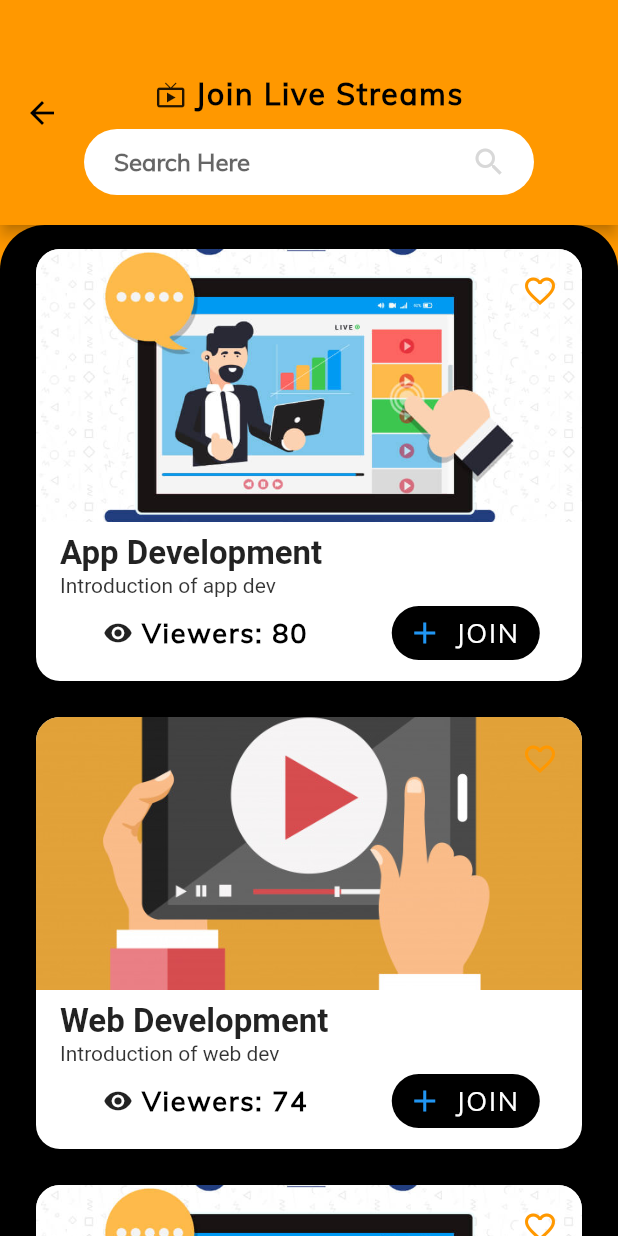
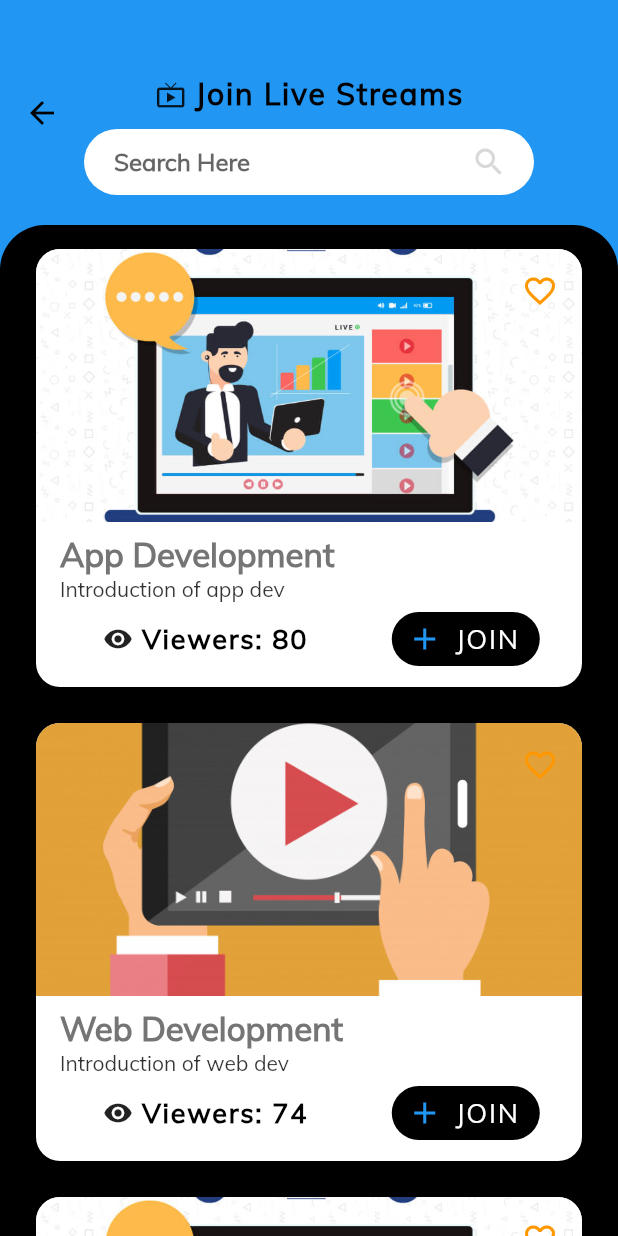
Before and after one commit to Tamim365/online-academy, a Flutter app: the screen it shows after launch, after a tap on "Join a Live Stream", on a phone screen of 412 x 824 dp. Run offline on Flutter 3.47's test engine with Material 2 defaults, Android fonts, the phone set to English and light mode, and no system bars; our stand-ins replace flutter_screenutil, flutter_svg.

```diff
--- a/lib/HomeScreen/homeUi.dart
+++ b/lib/HomeScreen/homeUi.dart
@@ -3,7 +3,10 @@ import 'package:design_course/HomeScreen/ButtonDesign/bouncyButton.dart';
 import 'package:design_course/HomeScreen/categoryListView.dart';
 import 'package:design_course/HomeScreen/popularListView.dart';
 import 'package:design_course/MyClippers/clipPath.dart';
+import 'package:design_course/cart/cart_screen.dart';
+import 'package:design_course/components/coustom_bottom_nav_bar.dart';
 import 'package:design_course/components/default_button.dart';
+import 'package:design_course/enums.dart';
 import 'package:design_course/live_stream/liveStreamScreen.dart';
 import 'package:flutter/material.dart';
 import 'package:flutter/services.dart';
@@ -22,6 +25,9 @@ class HomeUi extends StatelessWidget {
             return Scaffold(
               backgroundColor: AppThemeColors.bgColor,
               body: HomeScreen(),
+              bottomNavigationBar: CustomBottomNavBar(
+                selectedMenu: MenuState.home,
+              ),
             );
           },
         );
@@ -353,10 +359,30 @@ class _HomeScreenState extends State<HomeScreen> {
               alignment: Alignment.topRight,
               child: Padding(
                 padding: const EdgeInsets.all(20),
-                child: Icon(
-                  Icons.shopping_cart_outlined,
-                  color: Colors.orange,
-                  size: 40,
+                child: FlatButton(
+                  child: Icon(
+                    Icons.shopping_cart_outlined,
+                    color: Colors.orange,
+                    size: 40,
+                  ),
+                  onPressed: () {
+                    Navigator.push(
+                        context,
+                        PageRouteBuilder(
+                          transitionDuration: Duration(milliseconds: 400),
+                          transitionsBuilder:
+                              (context, animation, animationTime, child) {
+                            return ScaleTransition(
+                              scale: animation,
+                              alignment: Alignment.topLeft,
+                              child: child,
+                            );
+                          },
+                          pageBuilder: (context, animation, animationTime) {
+                            return CartScreen();
+                          },
+                        ));
+                  },
                 ),
               ),
             ),
--- /dev/null
+++ b/lib/components/coustom_bottom_nav_bar.dart
@@ -0,0 +1,72 @@
+import 'package:flutter/material.dart';
+import 'package:flutter_svg/flutter_svg.dart';
+import 'package:design_course/HomeScreen/homeUi.dart';
+import 'package:design_course/profile/profile_screen.dart';
+
+import '../constants.dart';
+import '../enums.dart';
+
+class CustomBottomNavBar extends StatelessWidget {
+  const CustomBottomNavBar({
+    Key key,
+    @required this.selectedMenu,
+  }) : super(key: key);
+
+  final MenuState selectedMenu;
+
+  @override
+  Widget build(BuildContext context) {
+    final Color inActiveIconColor = Color(0xFFB6B6B6);
+    return Container(
+      padding: EdgeInsets.symmetric(vertical: 14),
+      decoration: BoxDecoration(
+        color: Color.fromRGBO(45, 64, 89, 1),
+        boxShadow: [
+          BoxShadow(
+            offset: Offset(0, -15),
+            blurRadius: 20,
+            color: Color(0xFFDADADA).withOpacity(0.15),
+          ),
+        ],
+        borderRadius: BorderRadius.only(
+          topLeft: Radius.circular(40),
+          topRight: Radius.circular(40),
+        ),
+      ),
+      child: SafeArea(
+          top: false,
+          child: Row(
+            mainAxisAlignment: MainAxisAlignment.spaceAround,
+            children: [
+              IconButton(
+                icon: SvgPicture.asset(
+                  "assets/icons/Shop Icon.svg",
+                  color: MenuState.home == selectedMenu
+                      ? kPrimaryColor
+                      : inActiveIconColor,
+                ),
+                onPressed: () => Navigator.pushNamed(context, HomeUi.routeName),
+              ),
+              IconButton(
+                icon: SvgPicture.asset("assets/icons/Heart Icon.svg"),
+                onPressed: () {},
+              ),
+              IconButton(
+                icon: SvgPicture.asset("assets/icons/Chat bubble Icon.svg"),
+                onPressed: () {},
+              ),
+              IconButton(
+                icon: SvgPicture.asset(
+                  "assets/icons/User Icon.svg",
+                  color: MenuState.profile == selectedMenu
+                      ? kPrimaryColor
+                      : inActiveIconColor,
+                ),
+                onPressed: () =>
+                    Navigator.pushNamed(context, ProfileScreen.routeName),
+              ),
+            ],
+          )),
+    );
+  }
+}
--- a/lib/components/default_button.dart
+++ b/lib/components/default_button.dart
@@ -16,7 +16,7 @@ class DefaultButton extends StatelessWidget {
   Widget build(BuildContext context) {
     return SizedBox(
       width: double.infinity,
-      height: getProportionateScreenHeight(56),
+      height: 56,
       child: FlatButton(
         shape: RoundedRectangleBorder(borderRadius: BorderRadius.circular(20)),
         color: kPrimaryColor,
@@ -24,7 +24,7 @@ class DefaultButton extends StatelessWidget {
         child: Text(
           text,
           style: TextStyle(
-            fontSize: getProportionateScreenWidth(18),
+            fontSize: 18,
             color: Colors.white,
           ),
         ),
--- /dev/null
+++ b/lib/enums.dart
@@ -0,0 +1 @@
+enum MenuState { home, favourite, message, profile }
--- a/lib/live_stream/liveStreamScreen.dart
+++ b/lib/live_stream/liveStreamScreen.dart
@@ -41,10 +41,11 @@ class _LiveStreamScreenState extends State<LiveStreamScreen>
       // color: Colors.orange,
       child: Scaffold(
         appBar: AppBar(
+            shadowColor: Colors.transparent,
             toolbarHeight: 150,
             leading: BackButton(color: Colors.black), // here the desired height
             flexibleSpace: Container(
-              color: Colors.orange,
+              color: Colors.blue,
               padding: EdgeInsets.only(top: 50),
               child: Column(
                 children: <Widget>[
@@ -75,7 +76,7 @@ class _LiveStreamScreenState extends State<LiveStreamScreen>
               ),
             )),
         body: Container(
-          color: Colors.orange,
+          color: Colors.blue,
           child: Container(
             decoration: BoxDecoration(
               color: Colors.black,
--- a/lib/main.dart
+++ b/lib/main.dart
@@ -2,6 +2,7 @@ import 'package:design_course/live_stream/liveStreamScreen.dart';
 import 'package:design_course/routes.dart';
 import 'package:design_course/splash/components/splash_content.dart';
 import 'package:design_course/splash/splash_screen.dart';
+import 'package:design_course/theme.dart';
 import 'package:flutter/cupertino.dart';
 import 'package:flutter/material.dart';
 import 'package:flutter/services.dart';
@@ -19,6 +20,7 @@ class MyApp extends StatelessWidget {
     ]);
     return MaterialApp(
       debugShowCheckedModeBanner: false,
+      theme: theme(),
       initialRoute: HomeUi.routeName,
       routes: routes,
     );
--- a/lib/routes.dart
+++ b/lib/routes.dart
@@ -1,4 +1,6 @@
+import 'package:design_course/cart/cart_screen.dart';
 import 'package:design_course/live_stream/liveCourseListView.dart';
+import 'package:design_course/profile/profile_screen.dart';
 import 'package:flutter/widgets.dart';
 
 import 'package:design_course/complete_profile/complete_profile_screen.dart';
@@ -23,4 +25,6 @@ final Map<String, WidgetBuilder> routes = {
   OtpScreen.routeName: (context) => OtpScreen(),
   HomeUi.routeName: (context) => HomeUi(),
   LiveStreamScreen.routeName: (context) => LiveStreamScreen(),
+  CartScreen.routeName: (context) => CartScreen(),
+  ProfileScreen.routeName: (context) => ProfileScreen(),
 };
--- a/lib/theme.dart
+++ b/lib/theme.dart
@@ -1,3 +1,4 @@
+import 'package:design_course/AppTheme/appthemeColors.dart';
 import 'package:flutter/material.dart';
 
 import 'constants.dart';
@@ -37,12 +38,16 @@ TextTheme textTheme() {
 
 AppBarTheme appBarTheme() {
   return AppBarTheme(
-    color: Colors.white,
+    color: AppThemeColors.darkBlue,
     elevation: 0,
     brightness: Brightness.light,
-    iconTheme: IconThemeData(color: Colors.black),
+    iconTheme: IconThemeData(color: kPrimaryColor),
     textTheme: TextTheme(
-      headline6: TextStyle(color: Color(0XFF8B8B8B), fontSize: 18),
+      headline6: TextStyle(
+          color: kPrimaryColor,
+          fontSize: 18,
+          fontFamily: "Muli",
+          fontWeight: FontWeight.bold),
     ),
   );
 }
```
Also changed, not shown: lib/Model/Cart.dart (added, +18 -0 lines), lib/Model/Product.dart (added, +103 -0 lines), lib/cart/cart_screen.dart (added, +33 -0 lines), lib/cart/components/body.dart (added, +51 -0 lines), lib/cart/components/cart_card.dart (added, +62 -0 lines), lib/cart/components/check_out_card.dart (added, +98 -0 lines), lib/courseInfo.dart (+19 -1 lines), lib/profile/components/body.dart (added, +44 -0 lines), lib/profile/components/profile_menu.dart (added, +42 -0 lines), lib/profile/components/profile_pic.dart (added, +42 -0 lines), lib/profile/profile_screen.dart (added, +22 -0 lines), lib/size_config.dart (+6 -2 lines).
